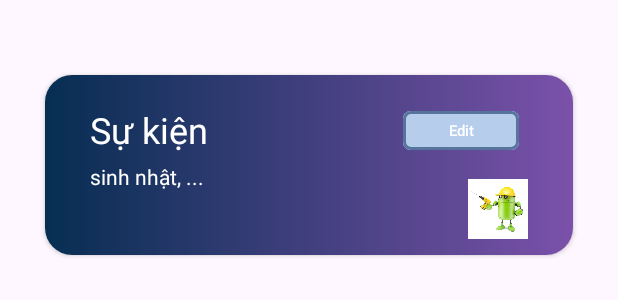
After one commit to NguyenHuyen0410/HSM, an Android app: the layout row_category.xml on its own in the app's theme, with its tools: preview values and no code run, on a phone screen of 412 x 824 dp. The commit adds this screen. Shown: the top 300 px of the screen. Run offline under Robolectric (Android 15) with nearby library versions, the phone set to English and light mode, and no system bars.

Commit message:
added category list

```diff
--- a/app/src/main/java/com/example/hsb/client/RetrofitClient.java
+++ b/app/src/main/java/com/example/hsb/client/RetrofitClient.java
@@ -1,6 +1,7 @@
 package com.example.hsb.client;
 
 import com.example.hsb.service.AccountServiceApi;
+import com.example.hsb.service.CategoryServiceApi;
 
 import retrofit2.Retrofit;
 import retrofit2.converter.gson.GsonConverterFactory;
@@ -32,4 +33,8 @@ public class RetrofitClient {
     public AccountServiceApi getAccountServiceApi(){
         return retrofit.create(AccountServiceApi.class);
     }
+
+    public CategoryServiceApi getCategoryServiceApi(){
+        return retrofit.create(CategoryServiceApi.class);
+    }
 }
--- /dev/null
+++ b/app/src/main/res/drawable/bg1.xml
@@ -0,0 +1,6 @@
+<?xml version="1.0" encoding="utf-8"?>
+<shape xmlns:android="http://schemas.android.com/apk/res/android">
+<gradient android:startColor="#062E52"
+    android:endColor="#7B51AA">
+</gradient>
+</shape>
--- /dev/null
+++ b/app/src/main/res/layout/row_category.xml
@@ -0,0 +1,86 @@
+<?xml version="1.0" encoding="utf-8"?>
+<LinearLayout xmlns:android="http://schemas.android.com/apk/res/android"
+    xmlns:app="http://schemas.android.com/apk/res-auto"
+    android:layout_width="match_parent"
+    android:layout_height="match_parent"
+    android:orientation="vertical">
+
+    <androidx.cardview.widget.CardView
+        android:layout_width="match_parent"
+        android:layout_height="120dp"
+        android:layout_marginLeft="30dp"
+        android:layout_marginTop="50dp"
+        android:layout_marginRight="30dp"
+        app:cardCornerRadius="18dp">
+
+        <LinearLayout
+            android:layout_width="match_parent"
+            android:layout_height="match_parent"
+            android:background="@drawable/bg1"
+            android:orientation="vertical">
+
+            <LinearLayout
+                android:layout_width="match_parent"
+                android:layout_height="wrap_content"
+                android:layout_marginLeft="30dp"
+                android:layout_marginTop="20dp"
+                android:layout_marginRight="30dp"
+                android:orientation="vertical">
+
+                <LinearLayout
+                    android:layout_width="match_parent"
+                    android:layout_height="wrap_content"
+                    android:orientation="horizontal">
+
+                    <TextView
+                        android:id="@+id/tv_category_name"
+                        android:layout_width="wrap_content"
+                        android:layout_height="match_parent"
+                        android:text="Sự kiện"
+                        android:textColor="#fff"
+                        android:textSize="24dp"></TextView>
+
+                    <Button
+                        android:id="@+id/btn_category_edit"
+                        style="@style/edit_button"
+                        android:layout_width="77dp"
+                        android:layout_height="34dp"
+                        android:layout_marginTop="4dp"
+                        android:layout_marginEnd="19dp"
+                        android:layout_gravity="bottom"
+                        android:layout_marginStart="130dp" />
+                </LinearLayout>
+
+                <RelativeLayout
+                    android:layout_width="match_parent"
+                    android:layout_height="match_parent">
+
+                    <TextView
+                        android:id="@+id/tv_category_services"
+                        android:layout_width="wrap_content"
+                        android:layout_height="wrap_content"
+                        android:text="sinh nhật, ..."
+                        android:textColor="#ffff"></TextView>
+
+                    <ImageView
+                        android:id="@+id/imv_category"
+                        android:layout_width="40dp"
+                        android:layout_height="80dp"
+                        android:layout_alignParentRight="true"
+                        android:src="@drawable/android_image_1">
+
+                    </ImageView>
+
+                </RelativeLayout>
+            </LinearLayout>
+
+
+            <LinearLayout
+                android:layout_width="match_parent"
+                android:layout_height="match_parent">
+
+            </LinearLayout>
+        </LinearLayout>
+    </androidx.cardview.widget.CardView>
+
+</LinearLayout>
--- a/app/src/main/res/menu/bottom_navigation_menu.xml
+++ b/app/src/main/res/menu/bottom_navigation_menu.xml
@@ -7,4 +7,8 @@
     <item android:id="@+id/account"
         android:title="Account"
         android:icon="@drawable/user"/>
+
+    <item android:id="@+id/category"
+        android:title="Category"
+        android:icon="@drawable/arrow_white"/>
 </menu>
```
Also changed, not shown: app/src/main/java/com/example/hsb/entities/Category.java (added, +29 -0 lines), app/src/main/java/com/example/hsb/record/CategoryRecord.java (added, +32 -0 lines), app/src/main/java/com/example/hsb/response/CategoryResponse.java (added, +17 -0 lines), app/src/main/java/com/example/hsb/service/CategoryServiceApi.java (added, +29 -0 lines), app/src/main/java/com/example/hsb/ui/account/activity/ListAccountActivity.java (+8 -0 lines), app/src/main/java/com/example/hsb/ui/account/adapter/CategoryAdaptor.java (added, +94 -0 lines), app/src/main/java/com/example/hsb/ui/account/fragment/category_fragment/CategoryFragment.java (added, +71 -0 lines), app/src/main/java/com/example/hsb/ui/account/fragment/category_fragment/CategoryFragmentViewModel.java (added, +83 -0 lines), app/src/main/res/layout/fragment_category.xml (added, +19 -0 lines), app/build.gradle (line endings or trailing spaces).
